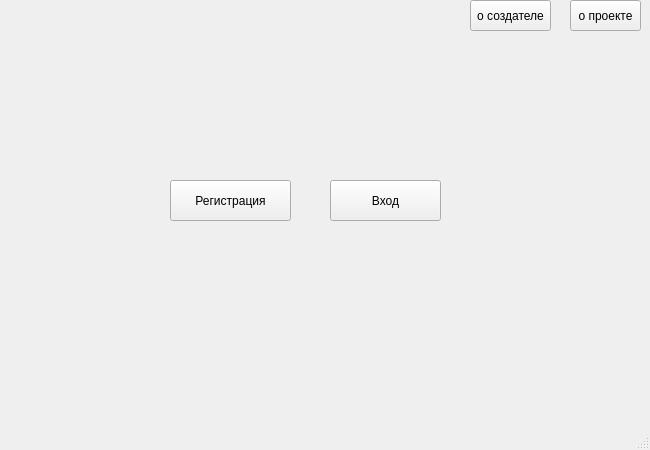
Qt form start_window.ui (stepanshustov/financial_assistant) before a commit.
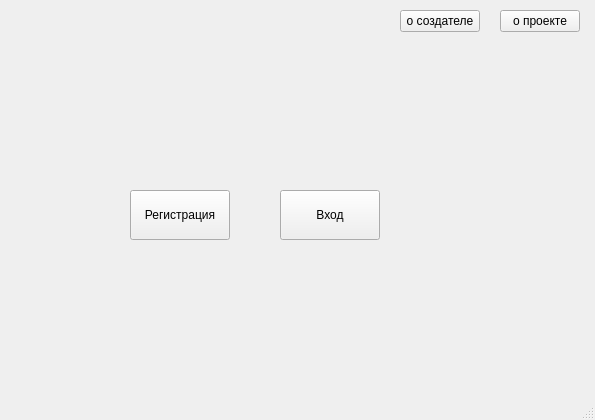
The same form after that commit.

```diff
--- a/start_window.ui
+++ b/start_window.ui
@@ -6,37 +6,122 @@
    <rect>
     <x>0</x>
     <y>0</y>
-    <width>650</width>
-    <height>450</height>
+    <width>585</width>
+    <height>420</height>
    </rect>
   </property>
-  <property name="minimumSize">
-   <size>
-    <width>650</width>
-    <height>450</height>
-   </size>
-  </property>
-  <property name="maximumSize">
-   <size>
-    <width>3000</width>
-    <height>3000</height>
-   </size>
-  </property>
   <property name="windowTitle">
    <string>MainWindow</string>
   </property>
-  <property name="styleSheet">
-   <string notr="true"/>
-  </property>
   <widget class="QWidget" name="centralwidget">
+   <layout class="QGridLayout" name="gridLayout">
+    <property name="leftMargin">
+     <number>10</number>
+    </property>
+    <property name="topMargin">
+     <number>10</number>
+    </property>
+    <property name="rightMargin">
+     <number>15</number>
+    </property>
+    <property name="bottomMargin">
+     <number>15</number>
+    </property>
+    <property name="horizontalSpacing">
+     <number>20</number>
+    </property>
+    <property name="verticalSpacing">
+     <number>15</number>
+    </property>
+    <item row="5" column="1">
+     <widget class="QLabel" name="label_3">
+      <property name="text">
+       <string/>
+      </property>
+     </widget>
+    </item>
+    <item row="4" column="2">
+     <widget class="QLabel" name="label_6">
+      <property name="minimumSize">
+       <size>
+        <width>10</width>
+        <height>10</height>
+       </size>
+      </property>
+      <property name="maximumSize">
+       <size>
+        <width>10</width>
+        <height>10</height>
+       </size>
+      </property>
+      <property name="text">
+       <string/>
+      </property>
+     </widget>
+    </item>
+    <item row="4" column="3">
+     <widget class="QPushButton" name="author">
+      <property name="minimumSize">
+       <size>
+        <width>100</width>
+        <height>50</height>
+       </size>
+      </property>
+      <property name="styleSheet">
+       <string notr="true"/>
+      </property>
+      <property name="text">
+       <string>Вход</string>
+      </property>
+     </widget>
+    </item>
+    <item row="0" column="3">
+     <widget class="QLabel" name="label">
+      <property name="text">
+       <string/>
+      </property>
+     </widget>
+    </item>
+    <item row="4" column="0">
+     <widget class="QLabel" name="label_4">
+      <property name="minimumSize">
+       <size>
+        <width>100</width>
+        <height>60</height>
+       </size>
+      </property>
+      <property name="text">
+       <string/>
+      </property>
+     </widget>
+    </item>
+    <item row="0" column="5">
+     <widget class="QPushButton" name="project_info">
+      <property name="text">
+       <string>о проекте</string>
+      </property>
+     </widget>
+    </item>
+    <item row="2" column="5">
+     <widget class="QLabel" name="label_2">
+      <property name="minimumSize">
+       <size>
+        <width>50</width>
+        <height>50</height>
+       </size>
+      </property>
+      <property name="text">
+       <string/>
+      </property>
+     </widget>
+    </item>
+    <item row="4" column="1">
    <widget class="QPushButton" name="registr">
-    <property name="geometry">
-     <rect>
-      <x>170</x>
-      <y>180</y>
-      <width>121</width>
-      <height>41</height>
-     </rect>
+      <property name="minimumSize">
+       <size>
+        <width>100</width>
+        <height>50</height>
+       </size>
     </property>
     <property name="cursor">
      <cursorShape>ArrowCursor</cursorShape>
@@ -60,48 +145,15 @@
      <number>98</number>
     </property>
    </widget>
-   <widget class="QPushButton" name="author">
-    <property name="geometry">
-     <rect>
-      <x>330</x>
-      <y>180</y>
-      <width>111</width>
-      <height>41</height>
-     </rect>
-    </property>
-    <property name="styleSheet">
-     <string notr="true"/>
-    </property>
-    <property name="text">
-     <string>Вход</string>
-    </property>
-   </widget>
-   <widget class="QPushButton" name="project_info">
-    <property name="geometry">
-     <rect>
-      <x>570</x>
-      <y>0</y>
-      <width>71</width>
-      <height>31</height>
-     </rect>
-    </property>
-    <property name="text">
-     <string>о проекте</string>
-    </property>
-   </widget>
+    </item>
+    <item row="0" column="4">
    <widget class="QPushButton" name="creator_info">
-    <property name="geometry">
-     <rect>
-      <x>470</x>
-      <y>0</y>
-      <width>81</width>
-      <height>31</height>
-     </rect>
-    </property>
     <property name="text">
      <string>о создателе</string>
     </property>
    </widget>
+    </item>
+   </layout>
   </widget>
   <widget class="QMenuBar" name="menubar">
    <property name="geometry">
```
Left out of the diff: 2 changed lines with no effect on the pictures. Lines whose indentation alone changed are shown as unchanged.
